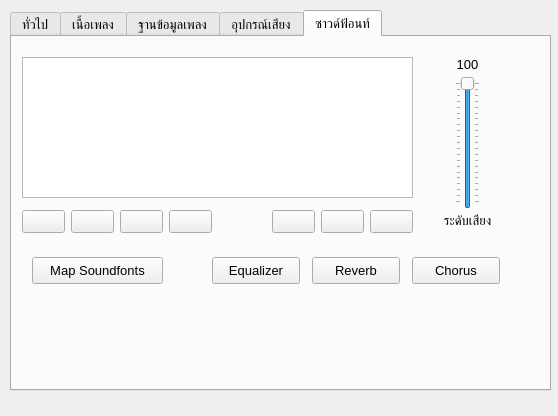
The window that SettingsDialog.ui (pie62/HandyKaraoke) describes before a commit, drawn with Qt 5.
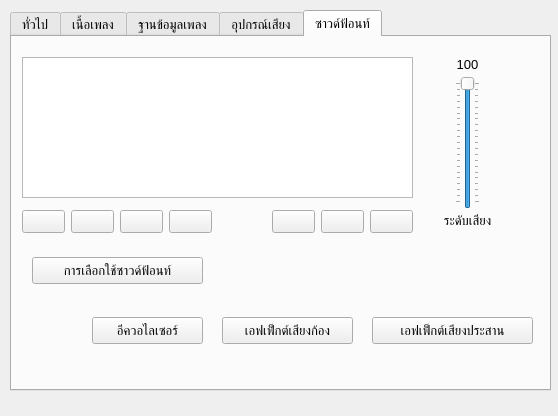
The same window after the commit. Icons and pictures are not drawn.

```diff
--- a/SettingsDialog.ui
+++ b/SettingsDialog.ui
@@ -1316,25 +1316,29 @@
       <rect>
        <x>20</x>
        <y>220</y>
-       <width>131</width>
+       <width>171</width>
        <height>27</height>
       </rect>
      </property>
      <property name="text">
-      <string>Map Soundfonts</string>
+      <string>การเลือกใช้ซาวด์ฟ้อนท์</string>
+     </property>
+     <property name="icon">
+      <iconset resource="icons.qrc">
+       <normaloff>:/Icons/list.png</normaloff>:/Icons/list.png</iconset>
      </property>
     </widget>
     <widget class="QPushButton" name="btnEq">
      <property name="geometry">
       <rect>
-       <x>200</x>
-       <y>220</y>
-       <width>88</width>
+       <x>80</x>
+       <y>280</y>
+       <width>111</width>
        <height>27</height>
       </rect>
      </property>
      <property name="text">
-      <string>Equalizer</string>
+      <string>อีควอไลเซอร์</string>
      </property>
      <property name="icon">
       <iconset resource="icons.qrc">
@@ -1350,14 +1354,14 @@
     <widget class="QPushButton" name="pushButton_3">
      <property name="geometry">
       <rect>
-       <x>300</x>
-       <y>220</y>
-       <width>88</width>
+       <x>210</x>
+       <y>280</y>
+       <width>131</width>
        <height>27</height>
       </rect>
      </property>
      <property name="text">
-      <string>Reverb</string>
+      <string>เอฟเฟ็กต์เสียงก้อง</string>
      </property>
      <property name="icon">
       <iconset resource="icons.qrc">
@@ -1373,14 +1377,14 @@
     <widget class="QPushButton" name="pushButton_4">
      <property name="geometry">
       <rect>
-       <x>400</x>
-       <y>220</y>
-       <width>88</width>
+       <x>360</x>
+       <y>280</y>
+       <width>161</width>
        <height>27</height>
       </rect>
      </property>
      <property name="text">
-      <string>Chorus</string>
+      <string>เอฟเฟ็กต์เสียงประสาน</string>
      </property>
      <property name="icon">
       <iconset resource="icons.qrc">
```
Left out of the diff: 4 changed lines with no effect on the pictures.
